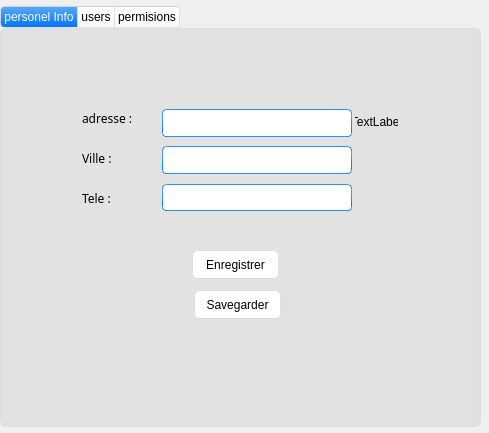
Qt form ui/Settings.ui (YassineBaghdadi/DEGITAL-management) before a commit.
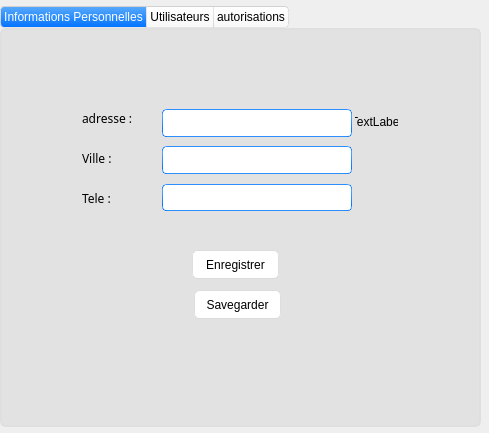
The same form after that commit.

```diff
--- a/ui/Settings.ui
+++ b/ui/Settings.ui
@@ -632,7 +632,7 @@
    </property>
    <widget class="QWidget" name="tab">
     <attribute name="title">
-     <string>personel Info</string>
+     <string>Informations Personnelles</string>
     </attribute>
     <widget class="QLabel" name="label">
      <property name="geometry">
@@ -766,7 +766,7 @@
    </widget>
    <widget class="QWidget" name="tab_2">
     <attribute name="title">
-     <string>users</string>
+     <string>Utilisateurs</string>
     </attribute>
     <widget class="QFrame" name="addUser">
      <property name="geometry">
@@ -974,7 +974,7 @@
    </widget>
    <widget class="QWidget" name="tab_3">
     <attribute name="title">
-     <string>permisions</string>
+     <string>autorisations</string>
     </attribute>
     <widget class="QCheckBox" name="checkBox">
      <property name="geometry">
```
